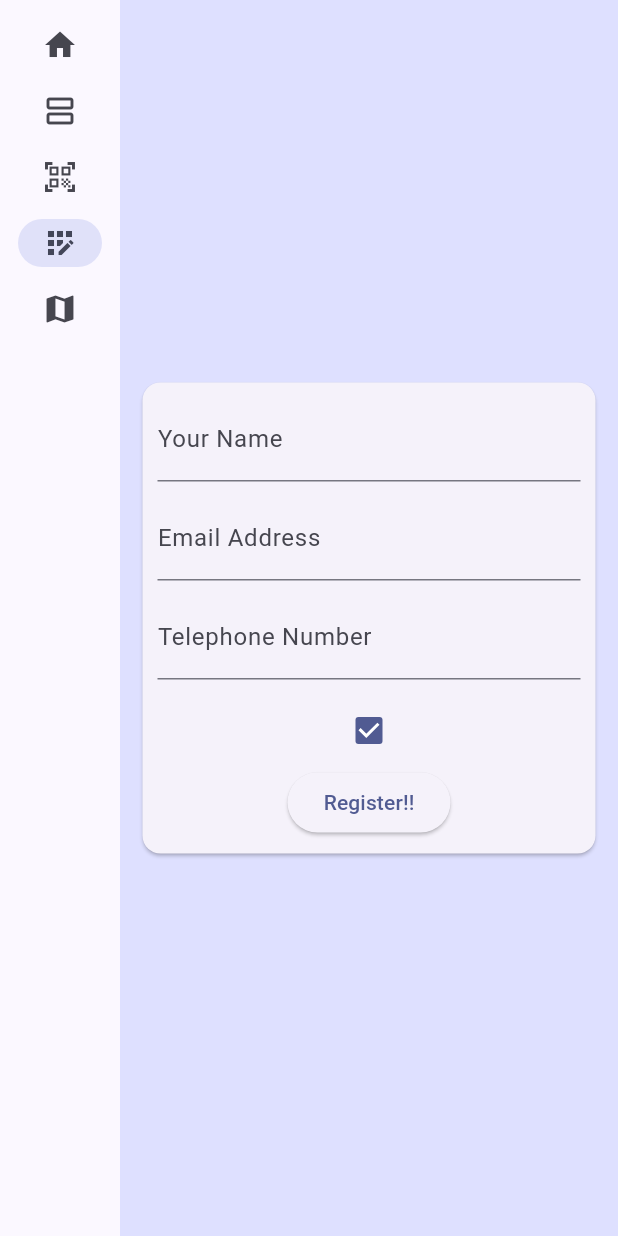
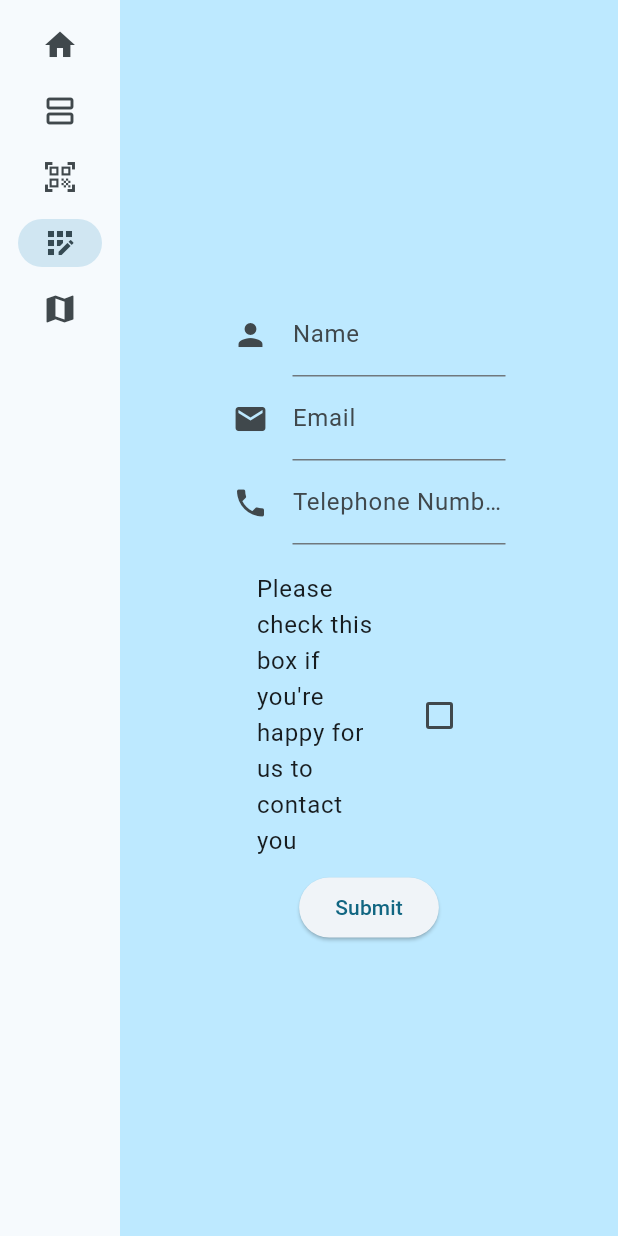
Before and after one commit to JunlinLiWLV/5CS022, a Flutter app: the screen it shows after launch, after a tap on "Timetable", after a tap on "QR Scanner", after a tap on "Register", on a phone screen of 412 x 824 dp. Run offline on Flutter 3.47's test engine with Material 3 defaults, Android fonts, the light colour scheme and no system bars; our stand-ins replace flutter_map, latlong2.

Commit message:
Rewritten registration process inline with the database specifications and improved usability.

```diff
--- a/lib/main.dart
+++ b/lib/main.dart
@@ -2,6 +2,7 @@
 import 'package:flutter/material.dart';
 import 'widgets.dart'; //store all reusable widgets away from main application code.
 import 'map_pages.dart'; //store map away from main application, due to possible complexity.
+import 'registration_page.dart'; //store the registration page away from main, due to it's large size.
 
 void main() {
   runApp(const MyApp());
@@ -17,7 +18,7 @@ class MyApp extends StatelessWidget {
       title: 'WLV Open Day',
       theme: ThemeData(
         // This is the theme of your application.
-        colorScheme: ColorScheme.fromSeed(seedColor: Colors.indigo),
+        colorScheme: ColorScheme.fromSeed(seedColor: Colors.blueGrey),
         useMaterial3: true,
       ),
       home: const MyHomePage(title: 'WLV Open Day App'),
@@ -58,7 +59,7 @@ class _MyHomePageState extends State<MyHomePage> {
         page = qrScanPage();
         break;
       case 3:
-        page = registerPage();
+        page = theRegistrationPage();
         break;
       case 4:
         page = mapBasePage();
@@ -172,9 +173,6 @@ class timeTablePage extends StatelessWidget {
 
 }
 
-
-
-
 class qrScanPage extends StatelessWidget {
   @override
   Widget build(BuildContext context) {
@@ -183,59 +181,12 @@ class qrScanPage extends StatelessWidget {
 
 }
 
-class registerPage extends StatelessWidget {
 
-  ///requires additional work and the DB connector to add proper functionality.
-
-  final textController = TextEditingController();
-
-  bool isChecked = true;
-  late String name;
+class theRegistrationPage extends StatefulWidget{
+  const theRegistrationPage({super.key});
 
   @override
-  Widget build(BuildContext context){
-    return Center(
-        child: Card(
-          margin: EdgeInsets.all(15.0),
-          child: Padding(
-            padding: EdgeInsets.all(10.0),
-            child: Column(
-              mainAxisSize: MainAxisSize.min,
-              children: <Widget>[
-                TextField(
-                  decoration: InputDecoration(labelText: "Your Name"),
-                  controller: textController, //add a controller to the box, allows for text to be read
-                ),
-                SizedBox( height: 10 ), //add space between each one of the text fields
-                TextField(
-                  decoration: InputDecoration(labelText: "Email Address"),
-                ),
-                SizedBox( height: 10 ),
-                TextField(
-                  decoration: InputDecoration(labelText: "Telephone Number"),
-                ),
-                SizedBox( height: 10 ),
-                Checkbox(
-                  value: isChecked,
-                  onChanged: (bool? value) {
-                    // setState(() {
-                    //   isChecked = value!;
-                    // });
-                  }
-                  ),
-                ElevatedButton(
-                    onPressed: (){
-                      print("Registration Pressed");
-                      print(textController.text); //print whatever has been entered as a name to the terminal, currently in place to test functionality
-                    },
-                    child: Text("Register!!")
-                )
-              ],
-            )
-          ),
-        ),
-    );
-
-    // throw UnimplementedError("This page is not yet available");
+  registrationForm createState() {
+    return registrationForm();
   }
 }
--- a/lib/map_pages.dart
+++ b/lib/map_pages.dart
@@ -6,8 +6,10 @@ import 'package:url_launcher/url_launcher.dart';
 
 /// THIS CURRENT ITERATION OF THE MAP SCREEN IS SUBJECT TO CHANGE AND SHOULD ONLY BE VIEWED AS A PROOF OF CONCEPT.
 /// CURRENT USAGE:
-///        Shows a north-up map of the university city campus
-///        A description below.
+///   currently contains all campuses
+///   the city map has a placeholder navigational guide
+///
+
 
 
 
--- /dev/null
+++ b/lib/registration_page.dart
@@ -0,0 +1,109 @@
+import 'package:flutter/material.dart';
+import 'main.dart';
+
+class registrationForm extends State<theRegistrationPage>{
+
+  final _formKey = GlobalKey<FormState>();
+
+  late String name;
+  late String email;
+  late String telNumber;
+  late bool allowContact = false;
+
+
+
+  @override
+  Widget build(BuildContext context) {
+
+    return Center(
+        child: Form(
+          key: _formKey,
+          child: Padding(
+            padding: EdgeInsets.all(75.0), //keep text fields away from the sides of the screen
+            child: Column(
+              mainAxisSize: MainAxisSize.min,
+              children: <Widget>[
+                TextFormField(
+                  decoration: const InputDecoration(
+                      icon: Icon(Icons.person),
+                      hintText: "Please enter your name here, first name only is fine.",
+                      labelText: 'Name'
+                  ),
+                  validator: (value) {
+                    if (value == null || value.isEmpty){
+                      return "Please enter your name here";
+                    }
+                    name = value;
+                    // print(value); DEBUG
+                    return null;
+                  },
+                ),
+                TextFormField(
+                  decoration: const InputDecoration(
+                    icon: Icon(Icons.email),
+                    hintText: "Please enter your email here",
+                    labelText: 'Email'
+                  ),
+                  validator: (value) {
+                    if (value == null || value.isEmpty){
+                      return "Please enter your email here";
+                    } else if (value.contains('@') && value.contains('.')){ //make sure the email has the necessary features of an email before continuing
+                      email = value.toLowerCase();
+                      // print(value); DEBUG
+                      return null;
+                    } else {
+                      return "This is not a valid email address, please try again";
+                    }
+
+                  },
+                ),
+                TextFormField(
+                  decoration: const InputDecoration(
+                      icon: Icon(Icons.phone),
+                      hintText: "For international numbers, please include country code",
+                      labelText: 'Telephone Number'
+                  ),
+                  validator: (value) {
+                    if (value == null || value.isEmpty){
+                      return "Please enter your number here";
+                    } else if (RegExp(r".*[a-z].*").hasMatch(value) || RegExp(r".*[A-Z].*").hasMatch(value)) { //check phone number for letters and disallow input if it does
+                      return "This is not a valid number, please try again";
+                    } else if (value.contains(' ') || value.contains('-')){ //ensure user has not put any spaces or dashes into the phone number, return error if they have
+                      return "Please remove all spaces or dashes from your number";
+                    } else {
+                      telNumber = value; //store number in variable
+                      // print(value); DEBUG
+                      return null;
+                    }
+                  },
+                ),
+                SizedBox( height: 10, ),
+                CheckboxListTile(
+                  title: Text("Please check this box if you're happy for us to contact you"), //add a boolean value for if they are ok being contacted after
+                  value: allowContact,
+                  onChanged: (newValue){
+                    setState(() {
+                      allowContact = newValue!;
+                    });
+                  },
+                ),
+                ElevatedButton(onPressed: () {
+                  if (_formKey.currentState!.validate()) {
+                    print(name + email + telNumber); //DEBUG
+                    print(allowContact); //DEBUG
+                    ScaffoldMessenger.of(context).showSnackBar(
+                        const SnackBar(content: Text('Thank you! Welcome to UoW')) //Success, show thank you message as popup at bottom of app
+                    );
+                    Navigator.push(context, MaterialPageRoute(builder: (context) => MyHomePage(title: 'WLV Open Day Companion App'))); //return to home page.
+                  }
+                },
+                    child: const Text('Submit'))
+              ],
+            ),
+          ),
+        )
+    );
+
+
+  }
+}
```
